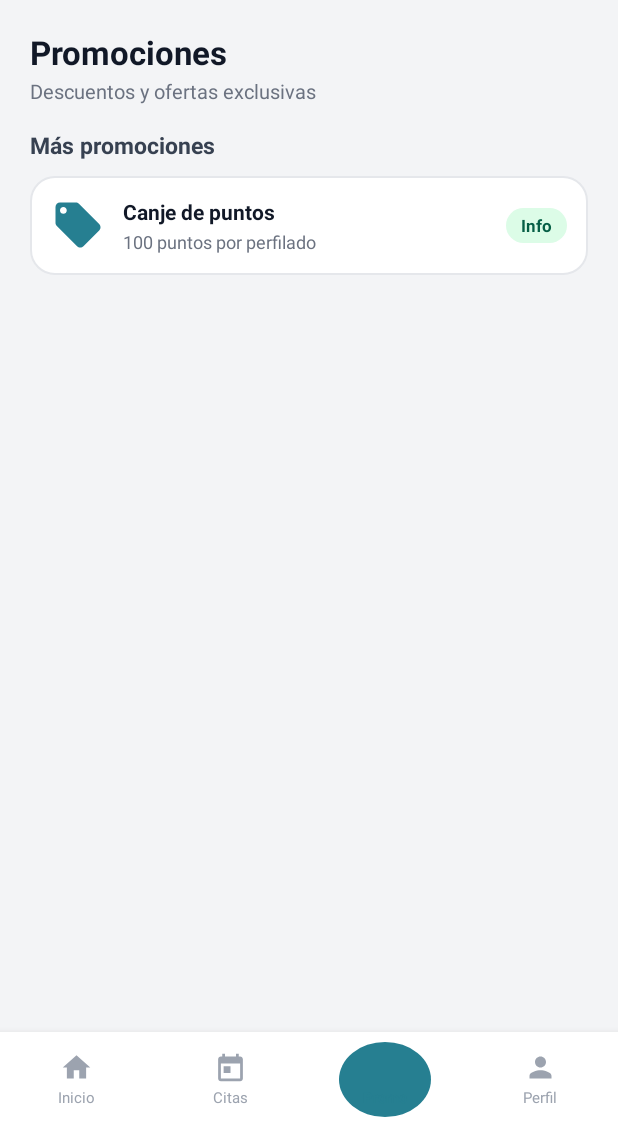
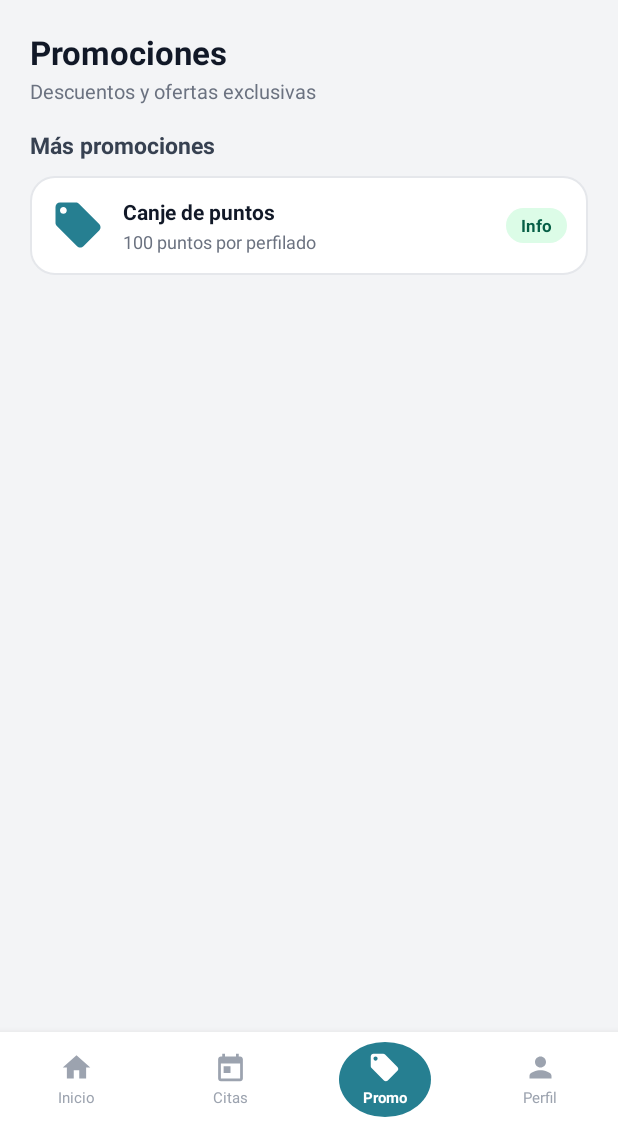
Before and after one commit to Moises211/Proyect_BS, an Android app: the ClientePromocionesActivity screen opened directly, with no data from a screen before it, on a phone screen of 412 x 824 dp, the part 108-1236 px from its top. Run offline under Robolectric (Android 15) with nearby library versions, the phone set to English and light mode, and no system bars; our stand-ins replace Room's generated code.

Commit message:
Fix: corregir visibilidad de nav activo y botón duplicado en Módulo Cliente
- activity_cliente_promociones.xml: cambiar tint e icono activo de #267F91 a #FFFFFF
  para que sean visibles sobre el fondo teal bg_barbero_nav_active
- activity_cliente_perfil.xml: mismo fix para el item Perfil activo
- activity_cliente_appointments.xml: reemplazar ic_menu por ic_add en btn_nueva_cita
  para eliminar doble ícono de hamburguesa en el header

Co-Authored-By: Claude Sonnet 4.6 <noreply@anthropic.com>

```diff
--- a/app/src/main/res/layout/activity_cliente_appointments.xml
+++ b/app/src/main/res/layout/activity_cliente_appointments.xml
@@ -54,7 +54,7 @@
             android:layout_centerVertical="true"
             android:background="#B01519"
             android:padding="8dp"
-            android:src="@drawable/ic_menu"
+            android:src="@drawable/ic_add"
             app:tint="#FFFFFF" />
     </RelativeLayout>
 
--- a/app/src/main/res/layout/activity_cliente_perfil.xml
+++ b/app/src/main/res/layout/activity_cliente_perfil.xml
@@ -429,14 +429,14 @@
                     android:layout_width="22dp"
                     android:layout_height="22dp"
                     android:src="@drawable/ic_person"
-                    app:tint="#267F91" />
+                    app:tint="#FFFFFF" />
 
                 <TextView
                     android:layout_width="wrap_content"
                     android:layout_height="wrap_content"
                     android:layout_marginTop="2dp"
                     android:text="Perfil"
-                    android:textColor="#267F91"
+                    android:textColor="#FFFFFF"
                     android:textSize="10sp"
                     android:textStyle="bold" />
             </LinearLayout>
--- a/app/src/main/res/layout/activity_cliente_promociones.xml
+++ b/app/src/main/res/layout/activity_cliente_promociones.xml
@@ -224,14 +224,14 @@
                     android:layout_width="22dp"
                     android:layout_height="22dp"
                     android:src="@drawable/ic_local_offer"
-                    app:tint="#267F91" />
+                    app:tint="#FFFFFF" />
 
                 <TextView
                     android:layout_width="wrap_content"
                     android:layout_height="wrap_content"
                     android:layout_marginTop="2dp"
                     android:text="Promo"
-                    android:textColor="#267F91"
+                    android:textColor="#FFFFFF"
                     android:textSize="10sp"
                     android:textStyle="bold" />
             </LinearLayout>
```
